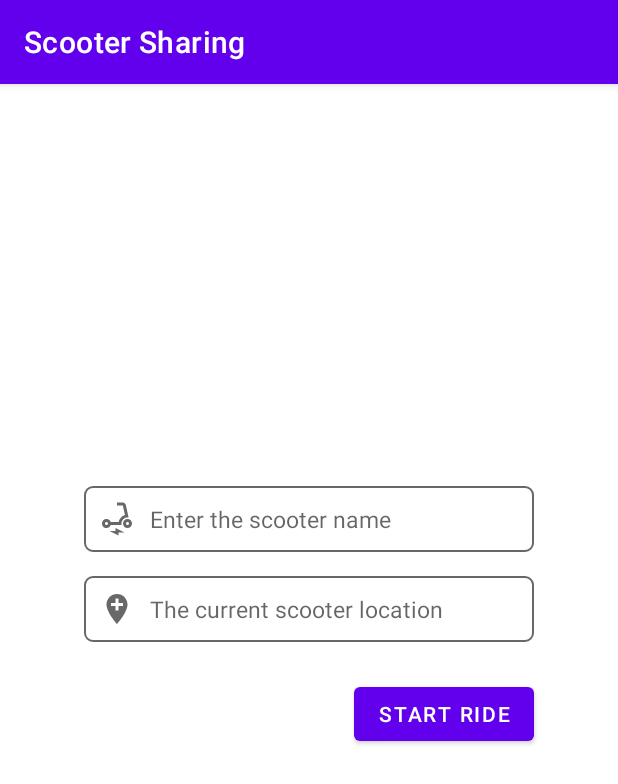
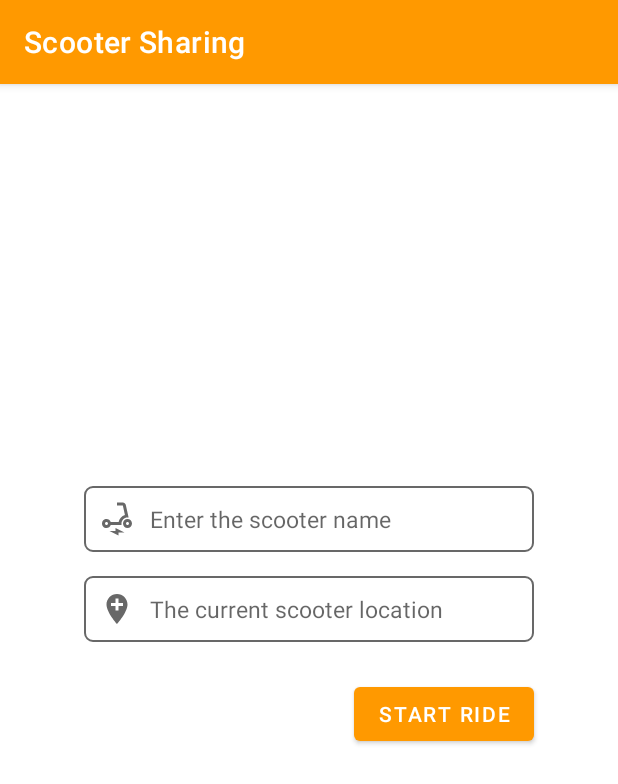
Before and after one commit to tehxueer29/ScooterSharing, an Android app: the StartRideFragment screen opened through its navigation route, on a phone screen of 412 x 824 dp. Shown: the top 784 px of the screen. Run offline under Robolectric (Android 15) with nearby library versions, the phone set to English and light mode, and no system bars; our stand-ins replace Firebase (no records; nobody signed in at launch, a user with empty details on screens opened directly).

Commit message:
DB add, delete + update signin

```diff
--- a/app/src/main/java/dk/itu/moapd/scootersharing/xute/adapters/RealtimeAdapter.kt
+++ b/app/src/main/java/dk/itu/moapd/scootersharing/xute/adapters/RealtimeAdapter.kt
@@ -20,14 +20,13 @@
  */
 package dk.itu.moapd.scootersharing.xute.adapters
 
-import android.util.Log
 import android.view.LayoutInflater
 import android.view.ViewGroup
 import androidx.recyclerview.widget.RecyclerView
 import com.firebase.ui.database.FirebaseRecyclerAdapter
 import com.firebase.ui.database.FirebaseRecyclerOptions
-import dk.itu.moapd.scootersharing.xute.R
 import dk.itu.moapd.scootersharing.xute.databinding.ListRidesBinding
+import dk.itu.moapd.scootersharing.xute.interfaces.ItemClickListener
 import dk.itu.moapd.scootersharing.xute.models.Scooter
 
 
--- a/app/src/main/java/dk/itu/moapd/scootersharing/xute/fragments/StartRideFragment.kt
+++ b/app/src/main/java/dk/itu/moapd/scootersharing/xute/fragments/StartRideFragment.kt
@@ -10,9 +10,15 @@ import android.view.ViewGroup
 import android.view.inputmethod.InputMethodManager
 import com.google.android.material.dialog.MaterialAlertDialogBuilder
 import com.google.android.material.snackbar.Snackbar
+import com.google.firebase.auth.FirebaseAuth
+import com.google.firebase.database.DatabaseReference
+import com.google.firebase.database.ktx.database
+import com.google.firebase.ktx.Firebase
 import dk.itu.moapd.scootersharing.xute.R
 import dk.itu.moapd.scootersharing.xute.models.RidesDB
 import dk.itu.moapd.scootersharing.xute.databinding.FragmentStartRideBinding
+import dk.itu.moapd.scootersharing.xute.models.Scooter
+import dk.itu.moapd.scootersharing.xute.utils.DATABASE_URL
 
 /**
  * A simple [Fragment] subclass.
@@ -22,11 +28,22 @@ import dk.itu.moapd.scootersharing.xute.databinding.FragmentStartRideBinding
 class StartRideFragment : Fragment() {
     private lateinit var binding: FragmentStartRideBinding
 
+    /**
+     * The entry point of the Firebase Authentication SDK.
+     */
+    private lateinit var auth: FirebaseAuth
+
+
+    /**
+     * A Firebase reference represents a particular location in your Database and can be used for
+     * reading or writing data to that Database location.
+     */
+    private lateinit var database: DatabaseReference
 
     // A set of private constants used in this class .
     companion object {
         private val TAG = StartRideFragment::class.qualifiedName
-        lateinit var ridesDB: RidesDB
+//        lateinit var ridesDB: RidesDB
     }
 
     override fun onCreateView(
@@ -36,16 +53,16 @@ class StartRideFragment : Fragment() {
         binding = FragmentStartRideBinding.inflate(
             layoutInflater, container, false
         )
+        // Initialize Firebase Auth.
+        auth = FirebaseAuth.getInstance()
+        database =
+            Firebase.database(DATABASE_URL).reference
+
         return binding.root
     }
 
     override fun onViewCreated(view: View, savedInstanceState: Bundle?) {
         super.onViewCreated(view, savedInstanceState)
-        // Singleton to share an object between the app activities .
-        ridesDB = RidesDB.get(requireContext())
-
-//        get all rides object
-        val data = ridesDB.getRidesList()
 
         with(binding) {
             // The start ride button listener.
@@ -61,7 +78,23 @@ class StartRideFragment : Fragment() {
                             // Update the object attributes
                             val name = scooterName.text.toString().trim()
                             val location = scooterLocation.text.toString().trim()
-                            ridesDB.addScooter(name, location)
+
+                            // In the case of authenticated user, create a new unique key for the object in
+                            // the database.
+                            auth.currentUser?.let { user ->
+                                val uid = database.child("scooter")
+                                    .child(user.uid)
+                                    .push()
+                                    .key
+
+                                // Insert the object in the database.
+                                uid?.let {
+                                    database.child("scooter")
+                                        .child(user.uid)
+                                        .child(it)
+                                        .setValue(Scooter(name, location))
+                                }
+                            }
 
                             // Reset the text fields and update the UI.
                             scooterName.text.clear()
@@ -81,11 +114,10 @@ class StartRideFragment : Fragment() {
     private fun showMessage() {
         val imm = activity?.getSystemService(Context.INPUT_METHOD_SERVICE) as? InputMethodManager
         imm?.hideSoftInputFromWindow(binding.startRideButton.windowToken, 0)
-        Log.d(TAG, ridesDB.getCurrentScooter().customMessage(getString(R.string.started)))
         val snackbar =
             Snackbar.make(
                 binding.startRideButton,
-                ridesDB.getCurrentScooter().customMessage(getString(R.string.started)),
+                "Ride Started",
                 Snackbar.LENGTH_LONG
             )
         snackbar.show()
--- a/app/src/main/java/dk/itu/moapd/scootersharing/xute/adapters/ItemClickListener.kt
+++ b/app/src/main/java/dk/itu/moapd/scootersharing/xute/interfaces/ItemClickListener.kt
@@ -18,7 +18,7 @@
  * DAMAGES OR OTHER LIABILITY, WHETHER IN AN ACTION OF CONTRACT, TORT OR OTHERWISE, ARISING FROM,
  * OUT OF OR IN CONNECTION WITH THE SOFTWARE OR THE USE OR OTHER DEALINGS IN THE SOFTWARE.
  */
-package dk.itu.moapd.scootersharing.xute.adapters
+package dk.itu.moapd.scootersharing.xute.interfaces
 
 import dk.itu.moapd.scootersharing.xute.models.Scooter
 
--- a/app/src/main/res/drawable/delete.xml
+++ b/app/src/main/res/drawable/delete_sweep.xml
@@ -1,5 +1,5 @@
 <vector android:height="24dp" android:tint="@color/grey_100"
     android:viewportHeight="24" android:viewportWidth="24"
     android:width="24dp" xmlns:android="http://schemas.android.com/apk/res/android">
-    <path android:fillColor="@android:color/white" android:pathData="M6,19c0,1.1 0.9,2 2,2h8c1.1,0 2,-0.9 2,-2V7H6v12zM19,4h-3.5l-1,-1h-5l-1,1H5v2h14V4z"/>
+    <path android:fillColor="@android:color/white" android:pathData="M15,16h4v2h-4zM15,8h7v2h-7zM15,12h6v2h-6zM3,18c0,1.1 0.9,2 2,2h6c1.1,0 2,-0.9 2,-2L13,8L3,8v10zM14,5h-3l-1,-1L6,4L5,5L2,5v2h12z"/>
 </vector>
--- a/app/src/main/res/layout/fragment_main.xml
+++ b/app/src/main/res/layout/fragment_main.xml
@@ -32,7 +32,6 @@
         android:maxLines="4"
         android:text="@string/firebase_user_description"
         android:textAppearance="?attr/textAppearanceCaption"
-        android:textColor="@android:color/white"
         app:layout_constraintBottom_toTopOf="@+id/content_list"
         app:layout_constraintEnd_toEndOf="parent"
         app:layout_constraintHorizontal_bias="0.5"
--- a/app/src/main/res/layout/fragment_start_ride.xml
+++ b/app/src/main/res/layout/fragment_start_ride.xml
@@ -19,7 +19,6 @@
         android:hint="@string/name"
         android:inputType="text"
         android:padding="10dp"
-        android:textColor="@color/black"
         android:textSize="15sp"
         app:layout_constraintBottom_toTopOf="@+id/scooterLocation"
         app:layout_constraintHorizontal_bias="0.5"
@@ -40,7 +39,6 @@
         android:hint="@string/location"
         android:inputType="text"
         android:padding="10dp"
-        android:textColor="@color/black"
         android:textSize="15sp"
         app:layout_constraintBottom_toTopOf="@+id/start_ride_button"
         app:layout_constraintEnd_toEndOf="@+id/scooterName"
--- a/app/src/main/res/layout/fragment_update_ride.xml
+++ b/app/src/main/res/layout/fragment_update_ride.xml
@@ -20,7 +20,6 @@
         android:hint="@string/name"
         android:inputType="none"
         android:padding="10dp"
-        android:textColor="@color/black"
         android:textSize="15sp"
         app:layout_constraintBottom_toTopOf="@+id/scooterLocation"
         app:layout_constraintHorizontal_bias="0.5"
@@ -41,7 +40,6 @@
         android:hint="@string/location"
         android:inputType="text"
         android:padding="10dp"
-        android:textColor="@color/black"
         android:textSize="15sp"
         app:layout_constraintBottom_toTopOf="@+id/update_ride_button"
         app:layout_constraintEnd_toEndOf="@+id/scooterName"
--- a/app/src/main/res/layout/list_rides.xml
+++ b/app/src/main/res/layout/list_rides.xml
@@ -54,11 +54,11 @@
                 app:layout_constraintBaseline_toBaselineOf="@+id/scooter_location"
                 app:layout_constraintStart_toEndOf="@+id/scooter_location" />
 
-            <ImageButton
+            <ImageView
                 android:id="@+id/delete_ride_button"
                 android:layout_width="wrap_content"
                 android:layout_height="wrap_content"
-                android:src="@drawable/delete"
+                android:src="@drawable/delete_sweep"
                 app:layout_constraintBottom_toBottomOf="parent"
                 app:layout_constraintEnd_toEndOf="parent"
                 app:layout_constraintTop_toTopOf="parent"
--- a/app/src/main/res/values-night/themes.xml
+++ b/app/src/main/res/values-night/themes.xml
@@ -2,8 +2,8 @@
     <!-- Base application theme. -->
     <style name="Theme.ScooterSharing" parent="Theme.MaterialComponents.DayNight.DarkActionBar">
         <!-- Primary brand color. -->
-        <item name="colorPrimary">@color/purple_200</item>
-        <item name="colorPrimaryVariant">@color/purple_700</item>
+        <item name="colorPrimary">@color/yellow_200</item>
+        <item name="colorPrimaryVariant">@color/yellow_700</item>
         <item name="colorOnPrimary">@color/black</item>
         <!-- Secondary brand color. -->
         <item name="colorSecondary">@color/teal_200</item>
--- a/app/src/main/res/values/colors.xml
+++ b/app/src/main/res/values/colors.xml
@@ -3,6 +3,9 @@
     <color name="purple_200">#FFBB86FC</color>
     <color name="purple_500">#FF6200EE</color>
     <color name="purple_700">#FF3700B3</color>
+    <color name="yellow_200">#FFBE5D</color>
+    <color name="yellow_500">#ff9900</color>
+    <color name="yellow_700">#FFA927</color>
     <color name="teal_200">#FF03DAC5</color>
     <color name="teal_700">#FF018786</color>
     <color name="black">#FF000000</color>
--- a/app/src/main/res/values/themes.xml
+++ b/app/src/main/res/values/themes.xml
@@ -2,8 +2,8 @@
     <!-- Base application theme. -->
     <style name="Theme.ScooterSharing" parent="Theme.MaterialComponents.DayNight.DarkActionBar">
         <!-- Primary brand color. -->
-        <item name="colorPrimary">@color/purple_500</item>
-        <item name="colorPrimaryVariant">@color/purple_700</item>
+        <item name="colorPrimary">@color/yellow_500</item>
+        <item name="colorPrimaryVariant">@color/yellow_700</item>
         <item name="colorOnPrimary">@color/white</item>
         <!-- Secondary brand color. -->
         <item name="colorSecondary">@color/teal_200</item>
```
Also changed, not shown: app/src/main/java/dk/itu/moapd/scootersharing/xute/fragments/MainFragment.kt (+28 -24 lines), app/src/main/java/dk/itu/moapd/scootersharing/xute/utils/Constants.kt (added, +82 -0 lines), app/src/main/java/dk/itu/moapd/scootersharing/xute/utils/SwipeToDeleteCallback.kt (renamed from app/src/main/java/dk/itu/moapd/scootersharing/xute/adapters/SwipeToDeleteCallback.kt, +4 -5 lines).
